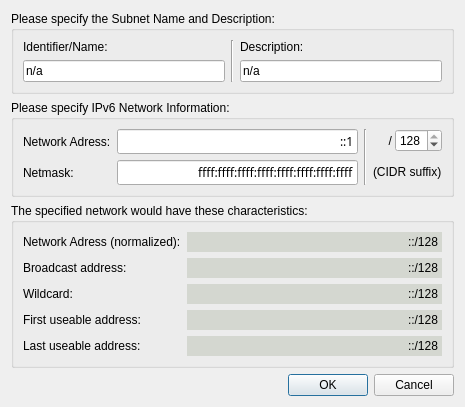
lordwolfchild/subnetmapper, file sm_ipv6editdialog.ui: the form before one commit.
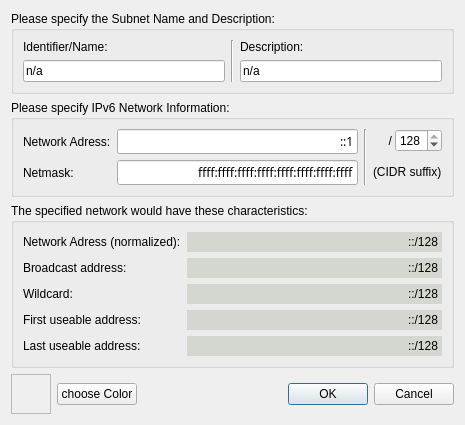
The form after the commit.

Diff of the .ui file:
```diff
--- a/sm_ipv6editdialog.ui
+++ b/sm_ipv6editdialog.ui
@@ -7,7 +7,7 @@
     <x>0</x>
     <y>0</y>
     <width>465</width>
-    <height>383</height>
+    <height>418</height>
    </rect>
   </property>
   <property name="windowTitle">
@@ -606,14 +606,66 @@
       </layout>
      </item>
      <item>
-      <widget class="QDialogButtonBox" name="buttonBox">
-       <property name="orientation">
-        <enum>Qt::Horizontal</enum>
-       </property>
-       <property name="standardButtons">
-        <set>QDialogButtonBox::Cancel|QDialogButtonBox::Ok</set>
-       </property>
-      </widget>
+      <layout class="QHBoxLayout" name="horizontalLayout_3">
+       <item>
+        <widget class="QFrame" name="colorBox">
+         <property name="sizePolicy">
+          <sizepolicy hsizetype="Fixed" vsizetype="Fixed">
+           <horstretch>40</horstretch>
+           <verstretch>40</verstretch>
+          </sizepolicy>
+         </property>
+         <property name="minimumSize">
+          <size>
+           <width>40</width>
+           <height>40</height>
+          </size>
+         </property>
+         <property name="maximumSize">
+          <size>
+           <width>40</width>
+           <height>40</height>
+          </size>
+         </property>
+         <property name="frameShape">
+          <enum>QFrame::StyledPanel</enum>
+         </property>
+         <property name="frameShadow">
+          <enum>QFrame::Raised</enum>
+         </property>
+        </widget>
+       </item>
+       <item>
+        <widget class="QPushButton" name="pushButton">
+         <property name="text">
+          <string>choose Color</string>
+         </property>
+        </widget>
+       </item>
+       <item>
+        <spacer name="horizontalSpacer">
+         <property name="orientation">
+          <enum>Qt::Horizontal</enum>
+         </property>
+         <property name="sizeHint" stdset="0">
+          <size>
+           <width>40</width>
+           <height>20</height>
+          </size>
+         </property>
+        </spacer>
+       </item>
+       <item>
+        <widget class="QDialogButtonBox" name="buttonBox">
+         <property name="orientation">
+          <enum>Qt::Horizontal</enum>
+         </property>
+         <property name="standardButtons">
+          <set>QDialogButtonBox::Cancel|QDialogButtonBox::Ok</set>
+         </property>
+        </widget>
+       </item>
+      </layout>
      </item>
     </layout>
    </item>
```
Left out of the diff: 31 changed lines with no effect on the pictures.
